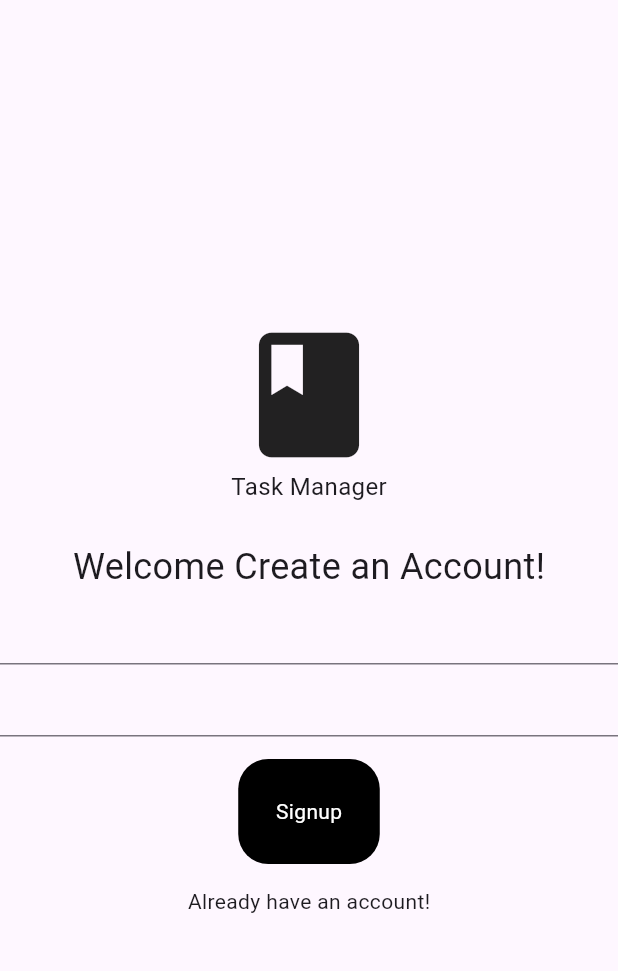
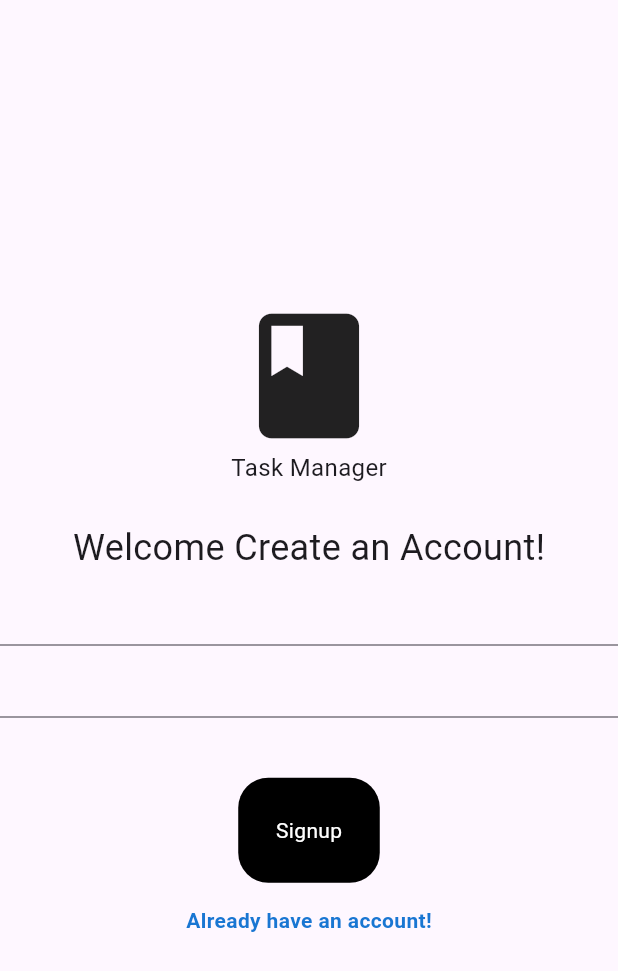
Before and after one commit to anuteshome/Flurd, a Flutter app: the screen it shows after launch, after a tap on "Register now", on a phone screen of 412 x 824 dp. Shown: the top 971 px of the screen. Run offline on Flutter 3.47's test engine with Material 3 defaults, Android fonts, the light colour scheme and no system bars; our stand-ins replace cloud_firestore, firebase_auth, firebase_core; accounts and stored records are empty; network calls fail.

```diff
--- a/lib/pages/LoginPage.dart
+++ b/lib/pages/LoginPage.dart
@@ -60,13 +60,36 @@ final TextEditingController passwordController=TextEditingController();
     TextField(
       controller:passwordController,
     ),
+    SizedBox(height: 15,),
+    Padding(
+      padding: const EdgeInsets.symmetric(horizontal: 25.0),
+      child: Row(
+        mainAxisAlignment: MainAxisAlignment.end,
+        children: [
+          GestureDetector(
+            onTap: (){},
+            child: Text("Forget Password",
+            style: TextStyle()),
+            ),
+        ],
+      ),
+    ),
+
 MyButton(
   onTap: TaskSign,
   text: "Signin",
 ),
-GestureDetector(
-  onTap: widget.onTap,
-  child: Text("Register now"),
+
+Row(
+  mainAxisAlignment: MainAxisAlignment.center,
+  children: [
+    Text("If you are new "),
+    SizedBox(width: 5,),
+    GestureDetector(
+      onTap: widget.onTap,
+      child: Text("Register now",style: TextStyle(color: Colors.blue[700],fontWeight: FontWeight.bold),),
+    ),
+  ],
 )
       ],
     ),
--- a/lib/pages/SignUp.dart
+++ b/lib/pages/SignUp.dart
@@ -60,13 +60,14 @@ final TextEditingController passwordController=TextEditingController();
     TextField(
       controller:passwordController,
     ),
+    SizedBox(height: 25,),
 MyButton(
   onTap: TaskSignup,
   text: "Signup",
 ),
 GestureDetector(
   onTap: widget.onTap,
-  child: Text("Already have an account!"),
+  child: Text("Already have an account!",style: TextStyle(color: Colors.blue[700],fontWeight: FontWeight.bold),),
 )
       ],
     ),
--- a/lib/pages/home_page.dart
+++ b/lib/pages/home_page.dart
@@ -44,7 +44,7 @@ firestoreService.addNote(textController.text);
   @override
   Widget build(BuildContext context) {
     return Scaffold(
-        appBar:AppBar(title:Text(" Note of "),
+        appBar:AppBar(title:Text(" Note of ${user?.email ??""} "),
         // ${user?.email ??""}
       actions: [
         IconButton(
```
Also changed, not shown: lib/Component/TextField.dart (added, +20 -0 lines).
